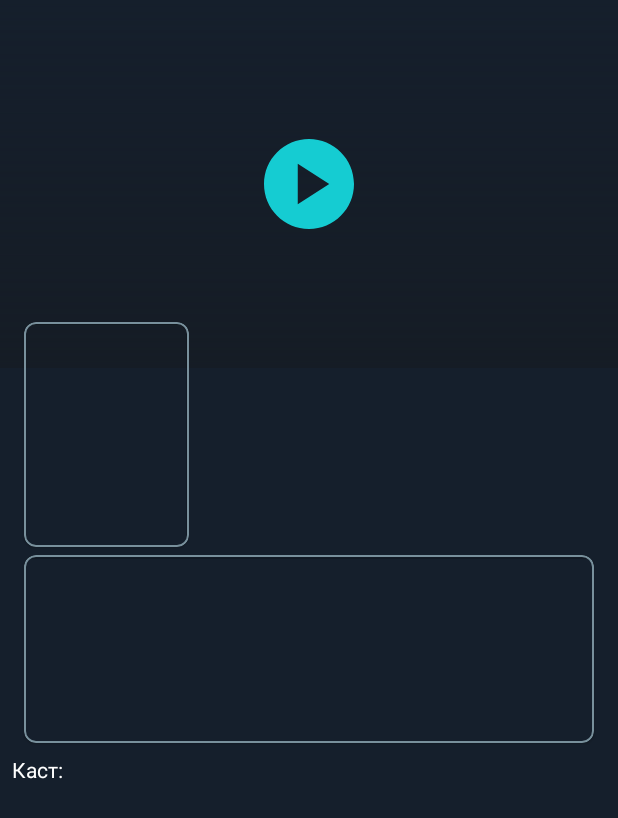
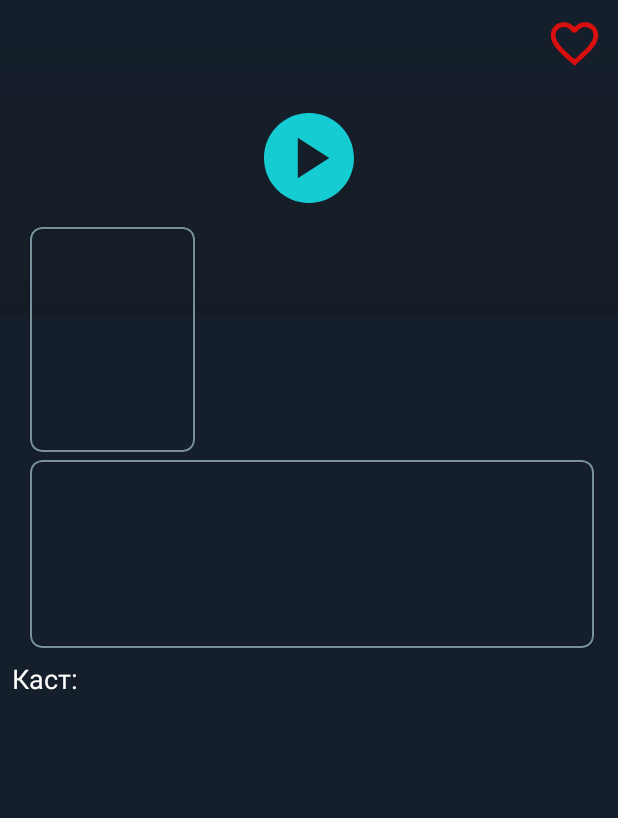
Before and after one commit to DeuceExe/DONATFLIX, an Android app: the fragment FilmDetailFragment shown on its own in the app's theme, on a phone screen of 412 x 824 dp. Shown: the top 818 px of the screen. Run offline under Robolectric (Android 15) with nearby library versions, the phone set to English and light mode, and no system bars; pictures from the network do not load.

```diff
--- a/app/src/main/java/com/example/donatflix/ui/activity/MainActivity.kt
+++ b/app/src/main/java/com/example/donatflix/ui/activity/MainActivity.kt
@@ -24,6 +24,7 @@ class MainActivity : AppCompatActivity(), IFilmFragmentReplace, KoinComponent {
         val launcher: IFilmFragmentLauncher by inject()
 
         setFragment(launcher.launch() as Fragment)
+        throw RuntimeException("Test Crash")
     }
 
     private fun setFragment(fragment: Fragment) {
--- a/core/impl/src/main/java/com/example/impl/presentation/fragments/film/FilmsFragment.kt
+++ b/core/impl/src/main/java/com/example/impl/presentation/fragments/film/FilmsFragment.kt
@@ -23,7 +23,7 @@ import com.example.impl.databinding.FragmentFilmsBinding
 import com.example.impl.model.CurrentFilm
 import com.example.impl.presentation.fragments.film.adapter.filmAdapter.FilmAdapter
 import com.example.impl.presentation.fragments.film.adapter.filmAdapter.FilmElement
-import com.example.impl.presentation.fragments.film.adapter.slide.SliderPagerAdapter
+import com.example.impl.presentation.fragments.film.adapter.slideAdapter.SliderPagerAdapter
 import com.example.impl.presentation.fragments.film.filmDetails.FilmDetailFragment
 import com.google.android.material.tabs.TabLayoutMediator
 import org.koin.androidx.viewmodel.ext.android.viewModel
--- a/core/impl/src/main/java/com/example/impl/presentation/fragments/film/adapter/filmAdapter/CastViewHolder.kt
+++ b/core/impl/src/main/java/com/example/impl/presentation/fragments/film/adapter/castAdapter/CastViewHolder.kt
@@ -1,4 +1,4 @@
-package com.example.impl.presentation.fragments.film.adapter.filmAdapter
+package com.example.impl.presentation.fragments.film.adapter.castAdapter
 
 import androidx.recyclerview.widget.RecyclerView
 import com.bumptech.glide.Glide
--- a/core/impl/src/main/java/com/example/impl/presentation/fragments/film/adapter/slide/SliderPagerAdapter.kt
+++ b/core/impl/src/main/java/com/example/impl/presentation/fragments/film/adapter/slideAdapter/SliderPagerAdapter.kt
@@ -1,4 +1,4 @@
-package com.example.impl.presentation.fragments.film.adapter.slide
+package com.example.impl.presentation.fragments.film.adapter.slideAdapter
 
 import android.view.LayoutInflater
 import android.view.ViewGroup
--- a/core/impl/src/main/java/com/example/impl/presentation/fragments/film/adapter/slide/SliderViewHolder.kt
+++ b/core/impl/src/main/java/com/example/impl/presentation/fragments/film/adapter/slideAdapter/SliderViewHolder.kt
@@ -1,4 +1,4 @@
-package com.example.impl.presentation.fragments.film.adapter.slide
+package com.example.impl.presentation.fragments.film.adapter.slideAdapter
 
 import androidx.recyclerview.widget.RecyclerView
 import com.bumptech.glide.Glide
--- a/core/impl/src/main/java/com/example/impl/presentation/fragments/film/filmDetails/FilmDetailFragment.kt
+++ b/core/impl/src/main/java/com/example/impl/presentation/fragments/film/filmDetails/FilmDetailFragment.kt
@@ -12,9 +12,8 @@ import androidx.recyclerview.widget.RecyclerView
 import com.bumptech.glide.Glide
 import com.example.uikit.R
 import com.example.impl.databinding.FragmentFilmDetailBinding
-import com.example.impl.model.CurrentFilm
-import com.example.impl.presentation.fragments.film.adapter.filmAdapter.FilmAdapter
-import com.example.impl.presentation.fragments.film.adapter.filmAdapter.FilmElement
+import com.example.impl.model.Persons
+import com.example.impl.presentation.fragments.film.adapter.castAdapter.CastAdapter
 import kotlinx.coroutines.CoroutineScope
 import kotlinx.coroutines.Job
 import kotlinx.coroutines.launch
@@ -40,6 +39,7 @@ class FilmDetailFragment : Fragment(), KoinComponent {
     override fun onViewCreated(view: View, savedInstanceState: Bundle?) {
         super.onViewCreated(view, savedInstanceState)
 
+        addFilmAtFavorite()
         loadTrailer()
         initObserver()
         initUi()
@@ -58,10 +58,10 @@ class FilmDetailFragment : Fragment(), KoinComponent {
     }
 
     private fun setAdapter(
-        filmList: List<CurrentFilm>,
+        castList: List<Persons>,
         recyclerView: RecyclerView
     ) {
-        val castAdapter = FilmAdapter(filmList, FilmElement.CAST)
+        val castAdapter = CastAdapter(castList)
         recyclerView.adapter = castAdapter
         castAdapter.notifyDataSetChanged()
     }
@@ -82,7 +82,6 @@ class FilmDetailFragment : Fragment(), KoinComponent {
     }
 
     private fun loadTrailer() {
-
         binding.btnPlay.setOnClickListener {
             val intent = Intent(
                 Intent.ACTION_VIEW,
@@ -112,14 +111,27 @@ class FilmDetailFragment : Fragment(), KoinComponent {
             LinearLayoutManager(context, LinearLayoutManager.HORIZONTAL, false)
     }
 
-        private fun initObserver() {
+    private fun initObserver() {
         viewModel.currentFilm.observe(viewLifecycleOwner) {
             setUiData()
             loadPoster()
         }
 
-        viewModel.currentFilm.observe(viewLifecycleOwner) { filmList ->
-            setAdapter(listOf(filmList), binding.castFilmRv)
+        viewModel.castList.observe(viewLifecycleOwner) { castList ->
+            setAdapter(castList, binding.castFilmRv)
+        }
+    }
+
+    private fun addFilmAtFavorite() {
+        var isFavorite = false
+        binding.btnFavorite.setOnClickListener {
+            isFavorite = if (isFavorite) {
+                binding.btnFavorite.setImageResource(com.example.impl.R.drawable.favorite_unselected)
+                false
+            } else {
+                binding.btnFavorite.setImageResource(com.example.impl.R.drawable.favorite_selected)
+                true
+            }
         }
     }
 
--- a/core/impl/src/main/java/com/example/impl/presentation/fragments/film/filmDetails/FilmDetailViewModel.kt
+++ b/core/impl/src/main/java/com/example/impl/presentation/fragments/film/filmDetails/FilmDetailViewModel.kt
@@ -24,6 +24,9 @@ class FilmDetailViewModel(private val serviceApi: IFilmsApi) : ViewModel(), Koin
     private val _countries = MutableLiveData("")
     val countries: LiveData<String> get() = _countries
 
+    private val _castList = MutableLiveData<List<Persons>>()
+    val castList: LiveData<List<Persons>> get() = _castList
+
     suspend fun getFilmById(id: Int) {
         viewModelScope.launch {
             withContext(Dispatchers.IO) {
@@ -34,6 +37,7 @@ class FilmDetailViewModel(private val serviceApi: IFilmsApi) : ViewModel(), Koin
                             _genres.postValue(initCategoryNames(this.genres))
                             _countries.postValue(initCategoryNames(this.countries))
                             _currentFilm.postValue(this)
+                            _castList.postValue(this.persons)
                         }
                     }
                 }
--- /dev/null
+++ b/core/impl/src/main/res/drawable/favorite_selected.xml
@@ -0,0 +1,5 @@
+<vector android:height="38dp" android:tint="#D90E0E"
+    android:viewportHeight="24" android:viewportWidth="24"
+    android:width="38dp" xmlns:android="http://schemas.android.com/apk/res/android">
+    <path android:fillColor="@android:color/white" android:pathData="M12,21.35l-1.45,-1.32C5.4,15.36 2,12.28 2,8.5 2,5.42 4.42,3 7.5,3c1.74,0 3.41,0.81 4.5,2.09C13.09,3.81 14.76,3 16.5,3 19.58,3 22,5.42 22,8.5c0,3.78 -3.4,6.86 -8.55,11.54L12,21.35z"/>
+</vector>
--- /dev/null
+++ b/core/impl/src/main/res/drawable/favorite_unselected.xml
@@ -0,0 +1,5 @@
+<vector android:height="38dp" android:tint="#D90E0E"
+    android:viewportHeight="24" android:viewportWidth="24"
+    android:width="38dp" xmlns:android="http://schemas.android.com/apk/res/android">
+    <path android:fillColor="@android:color/white" android:pathData="M16.5,3c-1.74,0 -3.41,0.81 -4.5,2.09C10.91,3.81 9.24,3 7.5,3 4.42,3 2,5.42 2,8.5c0,3.78 3.4,6.86 8.55,11.54L12,21.35l1.45,-1.32C18.6,15.36 22,12.28 22,8.5 22,5.42 19.58,3 16.5,3zM12.1,18.55l-0.1,0.1 -0.1,-0.1C7.14,14.24 4,11.39 4,8.5 4,6.5 5.5,5 7.5,5c1.54,0 3.04,0.99 3.57,2.36h1.87C13.46,5.99 14.96,5 16.5,5c2,0 3.5,1.5 3.5,3.5 0,2.89 -3.14,5.74 -7.9,10.05z"/>
+</vector>
--- a/core/impl/src/main/res/layout/fragment_film_detail.xml
+++ b/core/impl/src/main/res/layout/fragment_film_detail.xml
@@ -9,13 +9,24 @@
     <ImageView
         android:id="@+id/detail_movie_cover"
         android:layout_width="0dp"
-        android:layout_height="245dp"
+        android:layout_height="0dp"
         android:foreground="@drawable/gradient_background"
-        android:scaleType="centerInside"
+        android:scaleType="centerCrop"
+        app:layout_constraintBottom_toTopOf="@id/tvDetailTitle"
         app:layout_constraintEnd_toEndOf="parent"
         app:layout_constraintStart_toStartOf="parent"
         app:layout_constraintTop_toTopOf="parent"
         tools:srcCompat="@tools:sample/backgrounds/scenic" />
+
+    <ImageView
+        android:id="@+id/btn_favorite"
+        android:layout_width="wrap_content"
+        android:layout_height="wrap_content"
+        android:layout_marginTop="10dp"
+        android:layout_marginEnd="10dp"
+        android:src="@drawable/favorite_unselected"
+        app:layout_constraintEnd_toEndOf="@id/detail_movie_cover"
+        app:layout_constraintTop_toTopOf="@id/detail_movie_cover" />
 
     <ImageButton
         android:id="@+id/btn_play"
@@ -32,12 +43,14 @@
         android:id="@+id/card_view_image"
         android:layout_width="110dp"
         android:layout_height="150dp"
-        android:layout_marginStart="16dp"
+        android:layout_marginStart="12dp"
         android:layout_marginBottom="5dp"
         android:backgroundTint="@color/transparent"
         app:cardCornerRadius="8dp"
         app:layout_constraintBottom_toTopOf="@+id/card_view_description"
+        app:layout_constraintEnd_toStartOf="@+id/tvDetailTitle"
         app:layout_constraintStart_toStartOf="parent"
+        app:layout_constraintTop_toBottomOf="@+id/btn_play"
         app:strokeColor="@color/text"
         app:strokeWidth="1dp">
 
@@ -66,8 +79,7 @@
         android:layout_width="0dp"
         android:layout_height="wrap_content"
         android:layout_marginStart="8dp"
-        android:layout_marginTop="10dp"
-        android:padding="5dp"
+        android:layout_marginTop="5dp"
         android:textColor="@color/text"
         android:textSize="14sp"
         app:layout_constraintEnd_toEndOf="parent"
@@ -80,7 +92,6 @@
         android:layout_width="0dp"
         android:layout_height="wrap_content"
         android:layout_marginStart="8dp"
-        android:padding="5dp"
         android:textColor="@color/text"
         android:textSize="14sp"
         app:layout_constraintEnd_toEndOf="parent"
@@ -93,7 +104,6 @@
         android:layout_width="0dp"
         android:layout_height="wrap_content"
         android:layout_marginStart="8dp"
-        android:padding="5dp"
         android:textColor="@color/text"
         android:textSize="14sp"
         app:layout_constraintEnd_toEndOf="parent"
@@ -107,7 +117,8 @@
         android:id="@+id/card_view_description"
         android:layout_width="match_parent"
         android:layout_height="wrap_content"
-        android:layout_marginStart="16dp"
+        android:layout_marginStart="20dp"
+        android:layout_marginTop="8dp"
         android:layout_marginEnd="16dp"
         android:backgroundTint="@color/transparent"
         app:cardCornerRadius="8dp"
@@ -143,6 +154,7 @@
         android:padding="8dp"
         android:text="@string/cast"
         android:textColor="@color/white"
+        android:textSize="18sp"
         app:layout_constraintEnd_toEndOf="parent"
         app:layout_constraintStart_toStartOf="parent"
         app:layout_constraintTop_toBottomOf="@id/card_view_description" />
@@ -152,9 +164,9 @@
         android:layout_width="match_parent"
         android:layout_height="0dp"
         android:padding="8dp"
+        app:layout_constraintBottom_toBottomOf="parent"
         app:layout_constraintEnd_toEndOf="parent"
         app:layout_constraintStart_toStartOf="parent"
-        app:layout_constraintTop_toBottomOf="@id/tv_cast"
-        app:layout_constraintBottom_toBottomOf="parent"/>
+        app:layout_constraintTop_toBottomOf="@id/tv_cast" />
 
 </androidx.constraintlayout.widget.ConstraintLayout>
```
Also changed, not shown: app/build.gradle (+7 -1 lines), core/impl/src/main/java/com/example/impl/presentation/fragments/film/adapter/castAdapter/CastAdapter.kt (added, +34 -0 lines), core/impl/src/main/java/com/example/impl/presentation/fragments/film/adapter/filmAdapter/FilmAdapter.kt (+4 -17 lines), core/impl/src/main/res/layout/fragment_films.xml (+6 -1 lines), core/impl/src/main/res/layout/item_cast.xml (+5 -4 lines), 1 other file.
